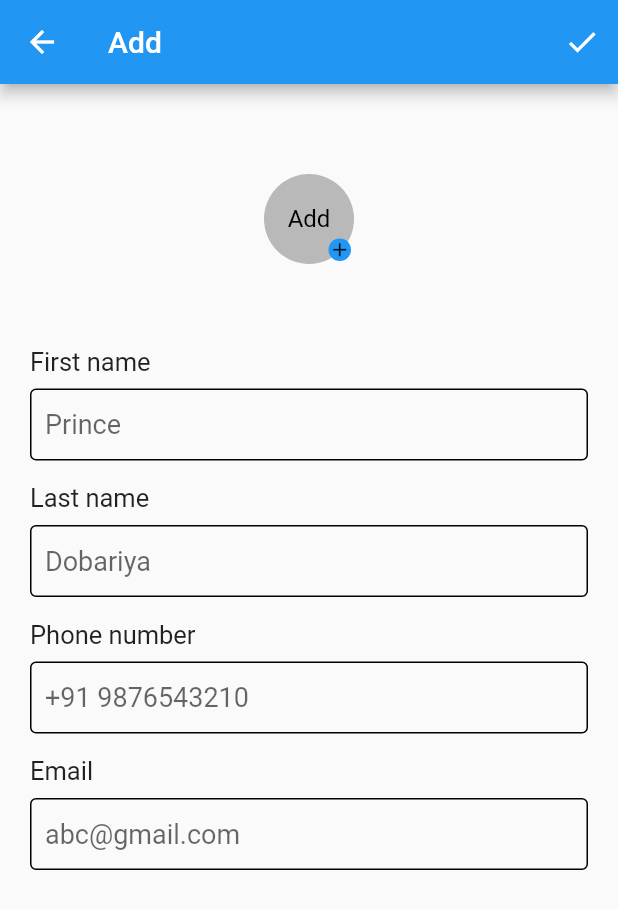
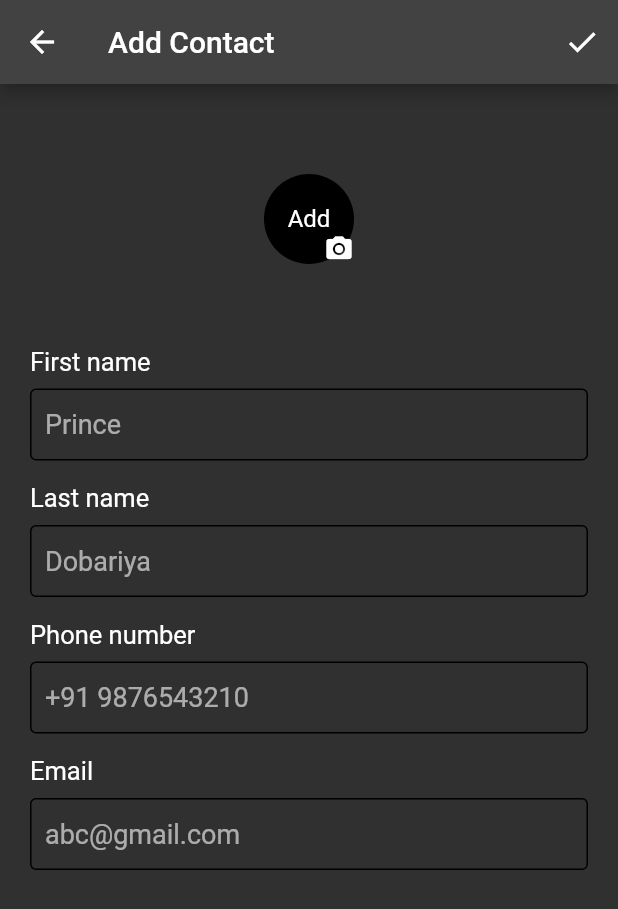
Before and after one commit to PrinceDobariya89/contact_diary, a Flutter app: the AddContactScreen screen opened by its route, on a phone screen of 412 x 824 dp. Shown: the top 909 px of the screen. Run offline on Flutter 3.47's test engine with Material 2 defaults, Android fonts, the phone set to English and light mode, and no system bars; our stand-ins replace image_picker, share_plus.

Commit message:
without theme

```diff
--- a/lib/main.dart
+++ b/lib/main.dart
@@ -10,18 +10,13 @@ class MyApp extends StatefulWidget {
 
   @override
   State<MyApp> createState() => _MyAppState();
-  static _MyAppState of(BuildContext context) =>
-      context.findAncestorStateOfType<_MyAppState>()!;
 }
 
 class _MyAppState extends State<MyApp> {
   bool isDark = true;
-  ThemeMode _themeMode = ThemeMode.system;
-
-  void changeTheme(ThemeMode themeMode){
+  void changeTheme(isDark) {
     setState(() {
-      _themeMode = themeMode;
-
+      this.isDark = isDark;
     });
   }
 
@@ -30,7 +25,7 @@ class _MyAppState extends State<MyApp> {
     return MaterialApp(
       darkTheme: ThemeData.dark(),
       theme: ThemeData.light(),
-      themeMode: _themeMode,
+      themeMode: isDark ? ThemeMode.dark : ThemeMode.light,
       initialRoute: contactsRoute,
       onGenerateRoute: genrateRoute,
     );
--- a/lib/model/contact.dart
+++ b/lib/model/contact.dart
@@ -1,14 +1,13 @@
 class Contact {
-  int? id;
-  late String firstname;
-  late String lastname;
-  late int phone;
-  late String email;
+  String firstname;
+  String lastname;
+  String phone;
+  String email;
+  String? image;
   Contact(
-      {required this.id,
-        required this.firstname,
+      {required this.firstname,
       required this.lastname,
       required this.phone,
-      required this.email});
-
+      required this.email,
+      this.image});
 }
--- a/lib/routes.dart
+++ b/lib/routes.dart
@@ -11,28 +11,34 @@ Route genrateRoute(RouteSettings settings) {
 
   switch (settings.name) {
     case contactsRoute:
-      return MaterialPageRoute(builder: (_) => const ContactScreen());
+      return MaterialPageRoute(builder: (context) => const ContactScreen());
     case addeditRoute:
       return MaterialPageRoute(
-          builder: (_) => args.isEmpty
-              ? const AddContactScreen()
+          builder: (context) => args.isEmpty
+              ? AddContactScreen()
               : AddContactScreen(
-                id: args['id'],
                   efullname: args['efullname'],
                   eemail: args['eemail'],
                   ephone: args['ephone'],
-                  edit: args['edit'],
+                  eimage: args['eimage'],
+                  index: args['index'],
                 ));
     case contactsDetailRoute:
       return MaterialPageRoute(
-          builder: (_) => ContactDetailScreen(
-              id: args['id'],
-              fullname: args['fullname'],
-              email: args['email'],
-              phone: args['phone']));
+          builder: (context) => ContactDetailScreen(
+                fullname: args['fullname'],
+                email: args['email'],
+                phone: args['phone'],
+                image: args['image'],
+                index: args['index'],
+              ));
     default:
       return MaterialPageRoute(
-        builder: (context) => const Scaffold(body: Center(child: Text('Not Found'),),),
+        builder: (context) => const Scaffold(
+          body: Center(
+            child: Text('Page Not Found...'),
+          ),
+        ),
       );
   }
 }
--- a/lib/screens/add_contact_screen.dart
+++ b/lib/screens/add_contact_screen.dart
@@ -1,72 +1,76 @@
+import 'dart:io';
+
 import 'package:contact_diary/contact_list.dart';
 import 'package:contact_diary/model/contact.dart';
 import 'package:contact_diary/widgets/textfield.dart';
 import 'package:flutter/material.dart';
+import 'package:image_picker/image_picker.dart';
 
 class AddContactScreen extends StatefulWidget {
-  final int? id;
-  final String? efullname;
-  final String? eemail;
-  final int? ephone;
-  final bool edit;
-  const AddContactScreen(
+  String? efullname;
+  String? eemail;
+  String? ephone;
+  String? eimage;
+  int? index;
+  TextEditingController firstname = TextEditingController();
+  TextEditingController lastname = TextEditingController();
+  TextEditingController phone = TextEditingController();
+  TextEditingController email = TextEditingController();
+  String? image;
+  AddContactScreen(
       {super.key,
-      this.id,
       this.efullname,
       this.eemail,
       this.ephone,
-      this.edit = false});
-
+      this.eimage,
+      this.index}) {
+    if (index != null) {
+      image = eimage;
+      List<String>? fullname = efullname?.split(' ');
+      firstname = TextEditingController(text: fullname?[0]);
+      lastname = TextEditingController(text: fullname?[1]);
+      phone = TextEditingController(text: ephone);
+      email = TextEditingController(text: eemail);
+    }
+  }
   @override
   State<AddContactScreen> createState() => _AddContactScreenState();
 }
 
 class _AddContactScreenState extends State<AddContactScreen> {
-  @override
-  Widget build(BuildContext context) {
-    List<String>? fullname = widget.efullname?.split(' ');
-    final firstname =
-        TextEditingController(text: widget.edit ? fullname![0] : '');
-    final lastname =
-        TextEditingController(text: widget.edit ? fullname![1] : '');
-    final phone = TextEditingController(
-        text: widget.edit ? widget.ephone.toString() : '');
-    final email = TextEditingController(text: widget.edit ? widget.eemail : '');
+  // String? image;
 
-    var indedx = contactlist.length;
-
-    addContact() {
-      contactlist.add(Contact(
-          id: indedx++,
-          firstname: firstname.text,
-          lastname: lastname.text,
-          phone: int.parse(phone.text),
-          email: email.text));
-      Navigator.of(context).pop();
-    }
-
-    editContact(int? id) {
-      var update = contactlist.firstWhere((element) => element.id == id);
+  Future<void> pickImage() async {
+    XFile? picker = await ImagePicker().pickImage(source: ImageSource.gallery);
     setState(() {
-        update.id = widget.id;
-        update.firstname = firstname.text;
-        update.lastname = lastname.text;
-        update.email = email.text;
-        update.phone = int.parse(phone.text);
-        Navigator.of(context).pop();
+      widget.image = picker!.path;
     });
   }
 
+  addEditContact() {
+    Contact userData = Contact(
+        firstname: widget.firstname.text.trim(),
+        lastname: widget.lastname.text.trim(),
+        phone: widget.phone.text,
+        email: widget.email.text,
+        image: widget.image);
+    if (widget.index == null) {
+      contactlist.add(userData);
+    } else {
+      setState(() {
+        contactlist[widget.index!] = userData;
+      });
+    }
+    Navigator.pop(context, userData);
+  }
+
+  @override
+  Widget build(BuildContext context) {
     return Scaffold(
-      appBar:
-          AppBar(title: Text(widget.edit ? 'Edit Contact' : 'Add'), actions: [
-        IconButton(
-            onPressed: widget.edit
-                ? () {
-                    editContact(widget.id);
-                  }
-                : addContact,
-            icon: const Icon(Icons.done))
+      appBar: AppBar(
+          title: Text(widget.index != null ? 'Edit Contact' : 'Add Contact'),
+          actions: [
+            IconButton(onPressed: addEditContact, icon: const Icon(Icons.done))
           ]),
       body: SingleChildScrollView(
         child: Container(
@@ -78,39 +82,48 @@ class _AddContactScreenState extends State<AddContactScreen> {
                   padding: const EdgeInsets.all(40),
                   child: Stack(
                     children: [
-                      const CircleAvatar(
+                      widget.image != null
+                          ? CircleAvatar(
                               radius: 30,
-                        backgroundColor: Colors.black26,
-                        child: Text(
-                          'Add',
-                          style: TextStyle(color: Colors.black),
-                        ),
+                              backgroundImage:
+                                  FileImage(File('${widget.image}')))
+                          : const CircleAvatar(
+                              radius: 30,
+                              child: Text('Add'),
                             ),
                       Positioned(
-                          right: 2,
-                          bottom: 2,
+                          right: 0,
+                          bottom: 0,
+                          child: InkWell(
+                            onTap: pickImage,
                             child: Container(
                                 decoration: BoxDecoration(
-                                  color: Colors.blue,
                                     borderRadius: BorderRadius.circular(20)),
                                 child: const Icon(
-                                Icons.add,
-                                size: 15,
-                              )))
+                                  Icons.photo_camera,
+                                  size: 20,
+                                )),
+                          ))
                     ],
                   ),
                 ),
               ),
               TextFieldwithTitle(
-                  title: 'First name', hint: 'Prince', controller: firstname),
+                  title: 'First name',
+                  hint: 'Prince',
+                  controller: widget.firstname),
               TextFieldwithTitle(
-                  title: 'Last name', hint: 'Dobariya', controller: lastname),
+                  title: 'Last name',
+                  hint: 'Dobariya',
+                  controller: widget.lastname),
               TextFieldwithTitle(
                   title: 'Phone number',
                   hint: '+91 9876543210',
-                  controller: phone),
+                  controller: widget.phone),
               TextFieldwithTitle(
-                  title: 'Email', hint: 'abc@gmail.com', controller: email)
+                  title: 'Email',
+                  hint: 'abc@gmail.com',
+                  controller: widget.email)
             ],
           ),
         ),
```
Also changed, not shown: lib/demo/home_page.dart (added, +46 -0 lines), lib/demo/second_page.dart (added, +39 -0 lines), lib/screens/contact_detail_screen.dart (+79 -47 lines), lib/screens/contact_screen.dart (+29 -24 lines), lib/utils/utils.dart (added, +18 -0 lines), lib/widgets/icon_container.dart (added, +28 -0 lines), pubspec.yaml (+5 -17 lines), pubspec.lock, 1 other file. Lines whose indentation alone changed are shown as unchanged.
